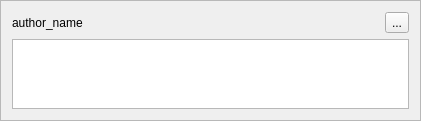
The window that plugins/buddycloud/post_frame_view.ui (marosi/SocialDesktopClient) describes before a commit, drawn with Qt 5.
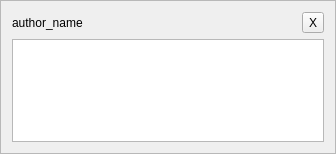
The same window after the commit.

Diff of the .ui file:
```diff
--- a/plugins/buddycloud/post_frame_view.ui
+++ b/plugins/buddycloud/post_frame_view.ui
@@ -6,8 +6,8 @@
    <rect>
     <x>0</x>
     <y>0</y>
-    <width>421</width>
-    <height>120</height>
+    <width>336</width>
+    <height>154</height>
    </rect>
   </property>
   <property name="windowTitle">
@@ -32,7 +32,7 @@
      <item>
       <widget class="QToolButton" name="toolButton">
        <property name="text">
-        <string>...</string>
+        <string>X</string>
        </property>
       </widget>
      </item>
```
